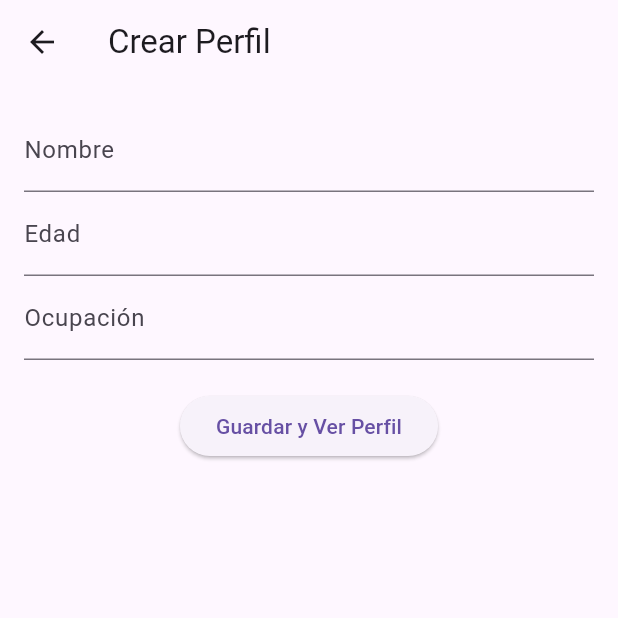
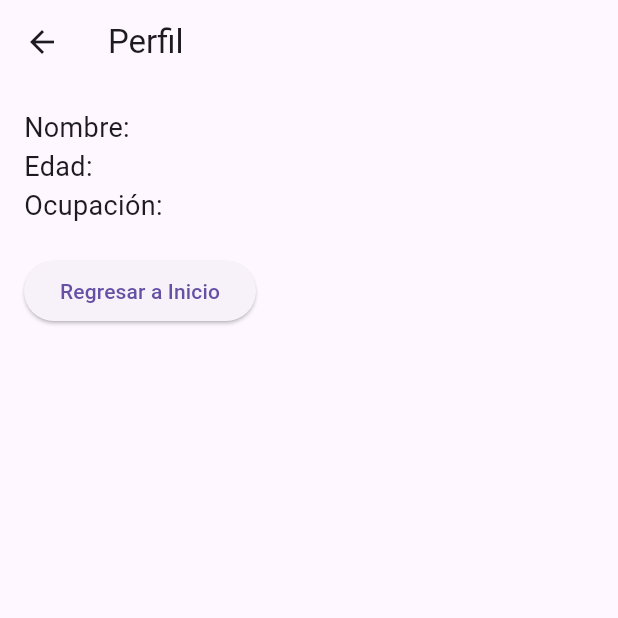
Before and after one commit to claudiolopezayala/UserApp, a Flutter app: the CreateProfileScreen screen opened directly, after a tap on "Guardar y Ver Perfil", on a phone screen of 412 x 824 dp, the top half of it. Run offline on Flutter 3.47's test engine with Material 3 defaults, Android fonts, the phone set to English and light mode, and no system bars.

Commit message:
add user profile screen

```diff
--- a/lib/presentation/screens/create_profile/create_profile_screen.dart
+++ b/lib/presentation/screens/create_profile/create_profile_screen.dart
@@ -1,4 +1,5 @@
 import 'package:flutter/material.dart';
+import '../user_profile/user_profile_screen.dart';
 
 class CreateProfileScreen extends StatelessWidget {
   final TextEditingController nameController = TextEditingController();
@@ -29,7 +30,16 @@ class CreateProfileScreen extends StatelessWidget {
             SizedBox(height: 20),
             ElevatedButton(
               onPressed: () {
-                //TODO
+                Navigator.push(
+                  context,
+                  MaterialPageRoute(
+                    builder: (context) => UserProfileScreen(
+                      name: nameController.text,
+                      age: ageController.text,
+                      occupation: occupationController.text,
+                    ),
+                  ),
+                );
               },
               child: Text('Guardar y Ver Perfil'),
             ),
--- /dev/null
+++ b/lib/presentation/screens/user_profile/user_profile_screen.dart
@@ -0,0 +1,43 @@
+import 'package:flutter/material.dart';
+import '../home/home_screen.dart';
+
+class UserProfileScreen extends StatelessWidget {
+  final String name;
+  final String age;
+  final String occupation;
+
+  UserProfileScreen({
+    required this.name,
+    required this.age,
+    required this.occupation,
+  });
+
+  @override
+  Widget build(BuildContext context) {
+    return Scaffold(
+      appBar: AppBar(title: Text('Perfil')),
+      body: Padding(
+        padding: const EdgeInsets.all(16.0),
+        child: Column(
+          crossAxisAlignment: CrossAxisAlignment.start,
+          children: [
+            Text('Nombre: $name', style: TextStyle(fontSize: 18)),
+            Text('Edad: $age', style: TextStyle(fontSize: 18)),
+            Text('Ocupación: $occupation', style: TextStyle(fontSize: 18)),
+            SizedBox(height: 20),
+            ElevatedButton(
+              onPressed: () {
+                Navigator.of(context).pushAndRemoveUntil(
+                  MaterialPageRoute(builder: (context) => HomeScreen()),
+                  (route) =>
+                      false, // Elimina todas las rutas anteriores de la pila
+                );
+              },
+              child: Text('Regresar a Inicio'),
+            )
+          ],
+        ),
+      ),
+    );
+  }
+}
```
